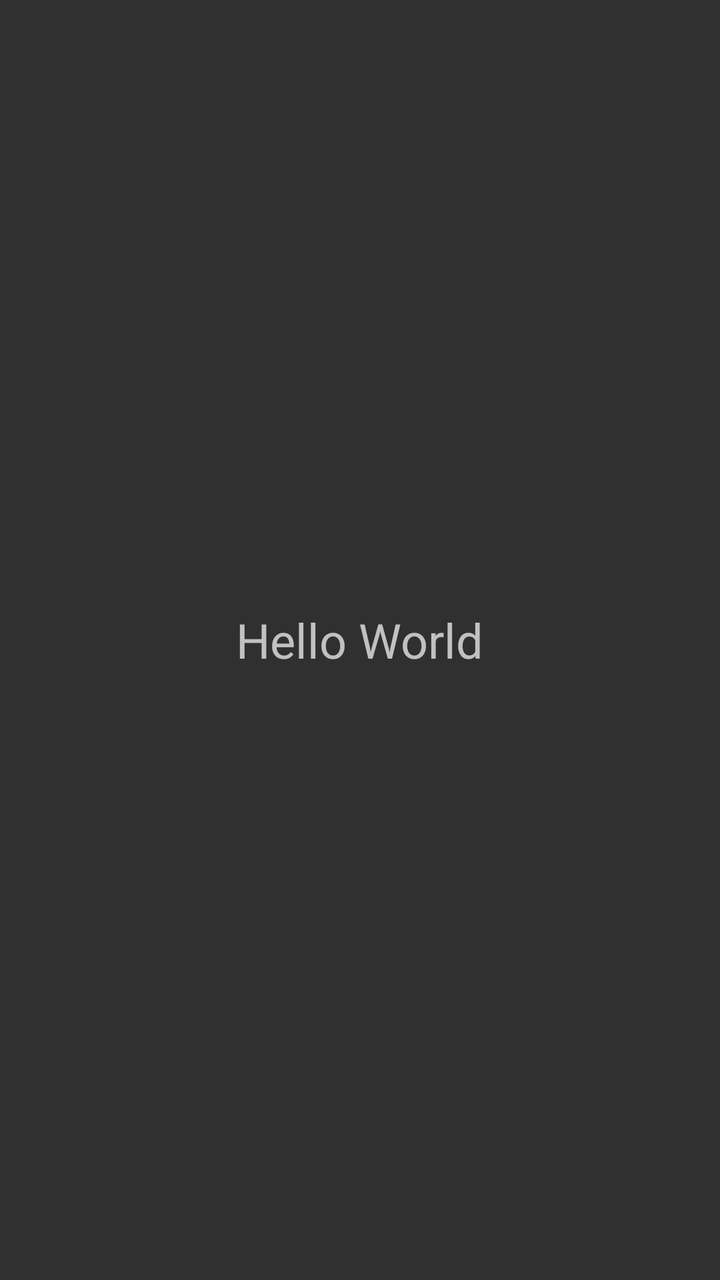
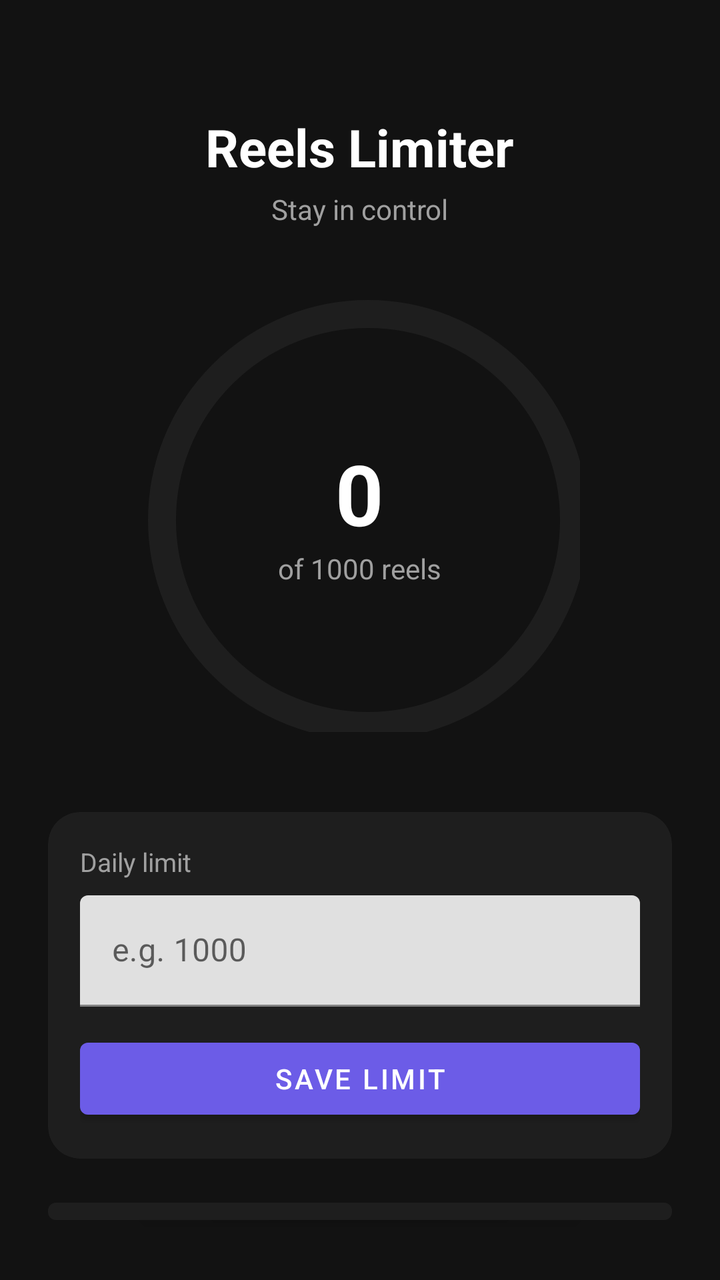

Compare the two renders of this Android layout. The source of the first and the diff that turns it into the second are given below.
<!-- AndroidManifest.xml: application theme Theme.AppCompat -->
<!-- res/layout/activity_main.xml -->
<?xml version="1.0" encoding="utf-8"?>
<LinearLayout xmlns:android="http://schemas.android.com/apk/res/android"
    android:orientation="vertical"
    android:layout_width="match_parent"
    android:layout_height="match_parent"
    android:padding="24dp"
    android:gravity="center">

    <TextView
        android:id="@+id/helloText"
        android:layout_width="wrap_content"
        android:layout_height="wrap_content"
        android:text="Hello World"
        android:textSize="24sp" />

</LinearLayout>
<!-- resources referenced by this layout -->
<resources>

</resources>

<!-- the commit's change to res/layout/activity_main.xml (unified diff, before → after) -->
@@ -1,16 +1,132 @@
 <?xml version="1.0" encoding="utf-8"?>
 <LinearLayout xmlns:android="http://schemas.android.com/apk/res/android"
-    android:orientation="vertical"
+    xmlns:app="http://schemas.android.com/apk/res-auto"
     android:layout_width="match_parent"
     android:layout_height="match_parent"
+    android:orientation="vertical"
+    android:background="@color/background_dark"
     android:padding="24dp"
-    android:gravity="center">
+    android:gravity="center_horizontal">
 
     <TextView
-        android:id="@+id/helloText"
         android:layout_width="wrap_content"
         android:layout_height="wrap_content"
-        android:text="Hello World"
-        android:textSize="24sp" />
+        android:layout_marginTop="32dp"
+        android:text="Reels Limiter"
+        android:textColor="@color/text_primary"
+        android:textSize="26sp"
+        android:textStyle="bold" />
+
+    <TextView
+        android:layout_width="wrap_content"
+        android:layout_height="wrap_content"
+        android:layout_marginTop="4dp"
+        android:layout_marginBottom="32dp"
+        android:text="Stay in control"
+        android:textColor="@color/text_secondary"
+        android:textSize="14sp" />
+
+    <FrameLayout
+        android:layout_width="220dp"
+        android:layout_height="220dp"
+        android:layout_gravity="center">
+
+        <com.google.android.material.progressindicator.CircularProgressIndicator
+            android:id="@+id/progressRing"
+            android:layout_width="220dp"
+            android:layout_height="220dp"
+            app:indicatorColor="@color/primary"
+            app:trackColor="@color/surface_dark"
+            app:trackThickness="14dp"
+            app:indicatorSize="220dp" />
+
+        <LinearLayout
+            android:layout_width="wrap_content"
+            android:layout_height="wrap_content"
+            android:layout_gravity="center"
+            android:orientation="vertical"
+            android:gravity="center">
+
+            <TextView
+                android:id="@+id/countText"
+                android:layout_width="wrap_content"
+                android:layout_height="wrap_content"
+                android:text="0"
+                android:textColor="@color/text_primary"
+                android:textSize="42sp"
+                android:textStyle="bold" />
+
+            <TextView
+                android:id="@+id/limitText"
+                android:layout_width="wrap_content"
+                android:layout_height="wrap_content"
+                android:text="of 1000 reels"
+                android:textColor="@color/text_secondary"
+                android:textSize="14sp" />
+        </LinearLayout>
+    </FrameLayout>
+
+    <com.google.android.material.card.MaterialCardView
+        android:layout_width="match_parent"
+        android:layout_height="wrap_content"
+        android:layout_marginTop="40dp"
+        app:cardBackgroundColor="@color/surface_dark"
+        app:cardCornerRadius="16dp"
+        app:cardElevation="0dp">
+
+        <LinearLayout
+            android:layout_width="match_parent"
+            android:layout_height="wrap_content"
+            android:orientation="vertical"
+            android:padding="16dp">
+
+            <TextView
+                android:layout_width="wrap_content"
+                android:layout_height="wrap_content"
+                android:text="Daily limit"
+                android:textColor="@color/text_secondary"
+                android:textSize="13sp" />
+
+            <com.google.android.material.textfield.TextInputLayout
+                android:layout_width="match_parent"
+                android:layout_height="wrap_content"
+                android:layout_marginTop="8dp"
+                android:hint="e.g. 1000">
+
+                <com.google.android.material.textfield.TextInputEditText
+                    android:id="@+id/limitInput"
+                    android:layout_width="match_parent"
+                    android:layout_height="wrap_content"
+                    android:inputType="number"
+                    android:textColor="@color/text_primary" />
+            </com.google.android.material.textfield.TextInputLayout>
+
+            <com.google.android.material.button.MaterialButton
+                android:id="@+id/saveButton"
+                android:layout_width="match_parent"
+                android:layout_height="wrap_content"
+                android:layout_marginTop="12dp"
+                android:text="Save limit"
+                app:backgroundTint="@color/primary" />
+        </LinearLayout>
+    </com.google.android.material.card.MaterialCardView>
+
+    <com.google.android.material.button.MaterialButton
+        android:id="@+id/enableServiceButton"
+        android:layout_width="match_parent"
+        android:layout_height="wrap_content"
+        android:layout_marginTop="16dp"
+        android:text="Enable Accessibility Service"
+        app:backgroundTint="@color/surface_dark"
+        android:textColor="@color/text_primary" />
+
+    <TextView
+        android:id="@+id/statusText"
+        android:layout_width="wrap_content"
+        android:layout_height="wrap_content"
+        android:layout_marginTop="12dp"
+        android:text="Service not active"
+        android:textColor="@color/danger"
+        android:textSize="13sp" />
 
 </LinearLayout>
<!-- resource entries referenced after the edit -->
@@ -1,5 +1,17 @@
 <!-- resources referenced by this layout -->
 <resources>
-
+  <color name="background_dark">#121212</color>
+  <color name="danger">#FF5252</color>
+  <color name="primary">#6C5CE7</color>
+  <color name="surface_dark">#1E1E1E</color>
+  <color name="text_primary">#FFFFFF</color>
+  <color name="text_secondary">#A0A0A0</color>
+  <style name="Theme.ReelsLimiter" parent="Theme.MaterialComponents.DayNight.NoActionBar">
+          <item name="colorPrimary">@color/primary</item>
+          <item name="colorPrimaryVariant">@color/primary_variant</item>
+          <item name="android:windowBackground">@color/background_dark</item>
+          <item name="colorOnPrimary">@color/text_primary</item>
+      </style>
+  <color name="primary_variant">#8477F0</color>
 </resources>
 
